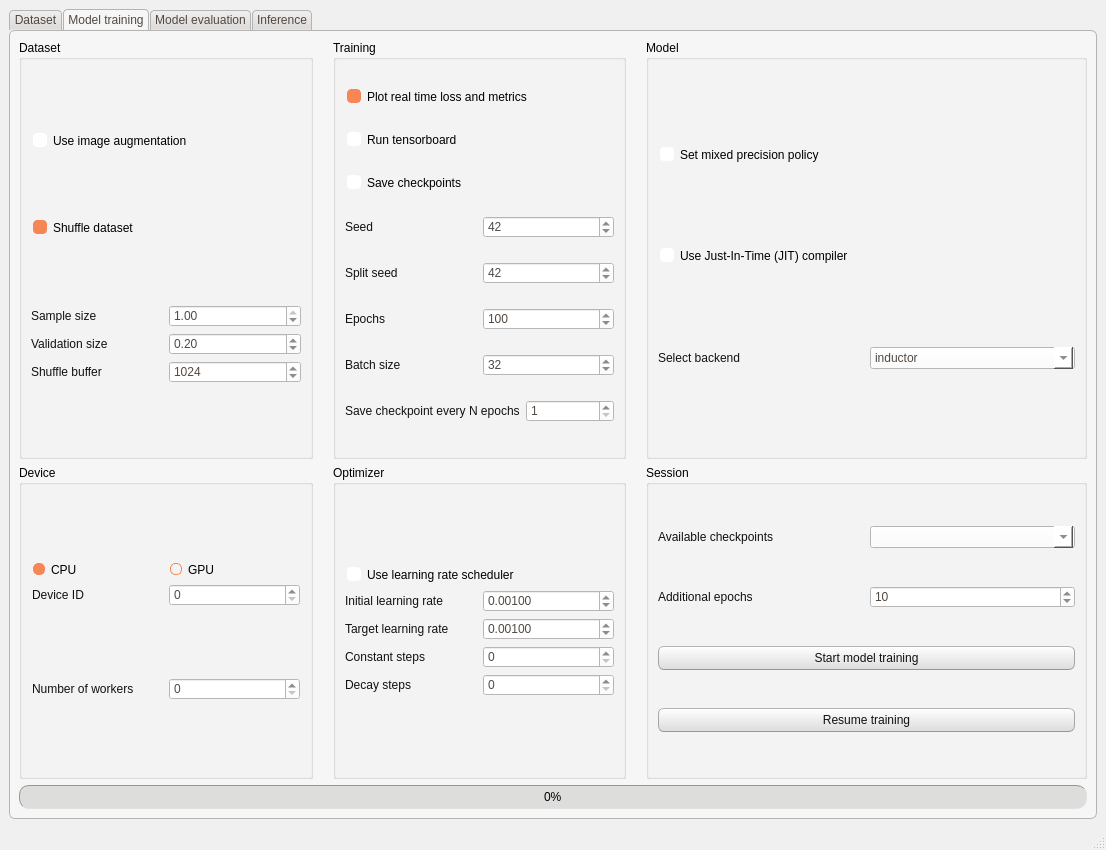
Qt form FEXT/commons/interface/layout/window_layout.ui (CTCycle/FEXT-Autoencoder) before a commit.
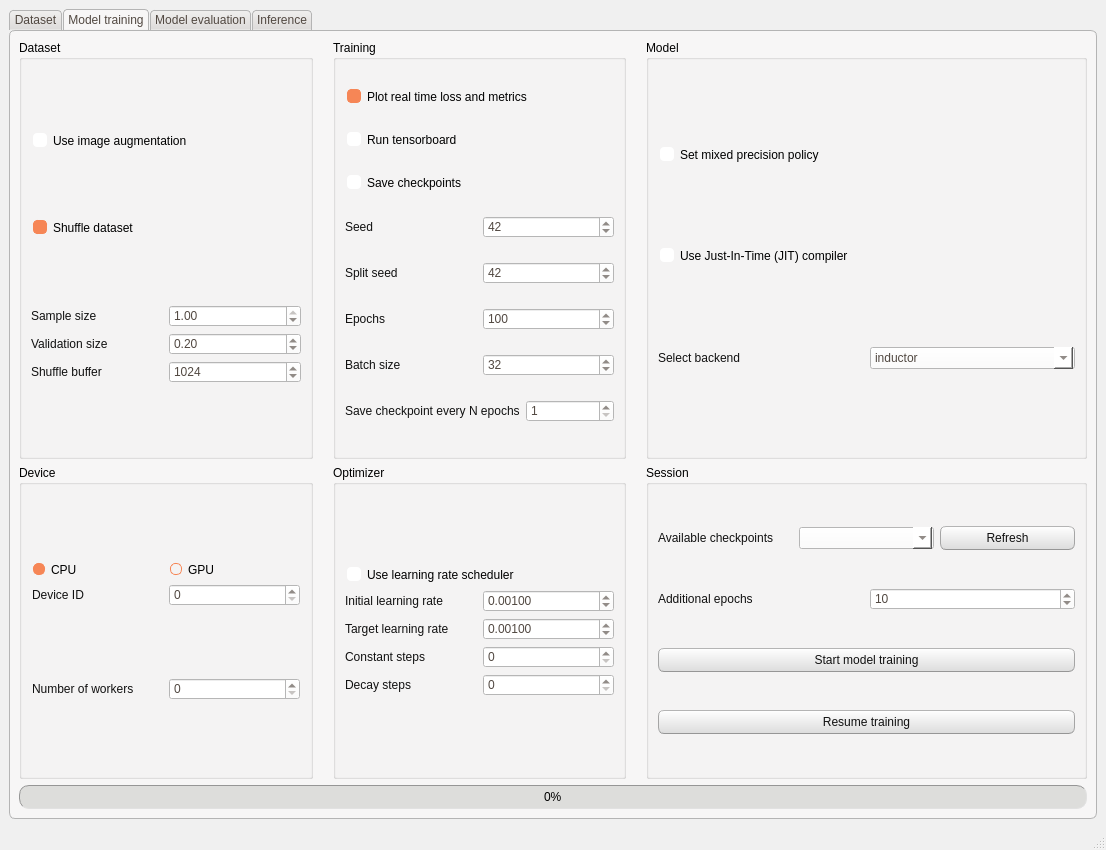
The same form after that commit.

What changed in the file:
```diff
--- a/FEXT/commons/interface/layout/window_layout.ui
+++ b/FEXT/commons/interface/layout/window_layout.ui
@@ -994,6 +994,13 @@
                <item>
                 <widget class="QComboBox" name="checkpointsList"/>
                </item>
+               <item>
+                <widget class="QPushButton" name="refreshCPList">
+                 <property name="text">
+                  <string>Refresh</string>
+                 </property>
+                </widget>
+               </item>
               </layout>
              </item>
              <item>
```
